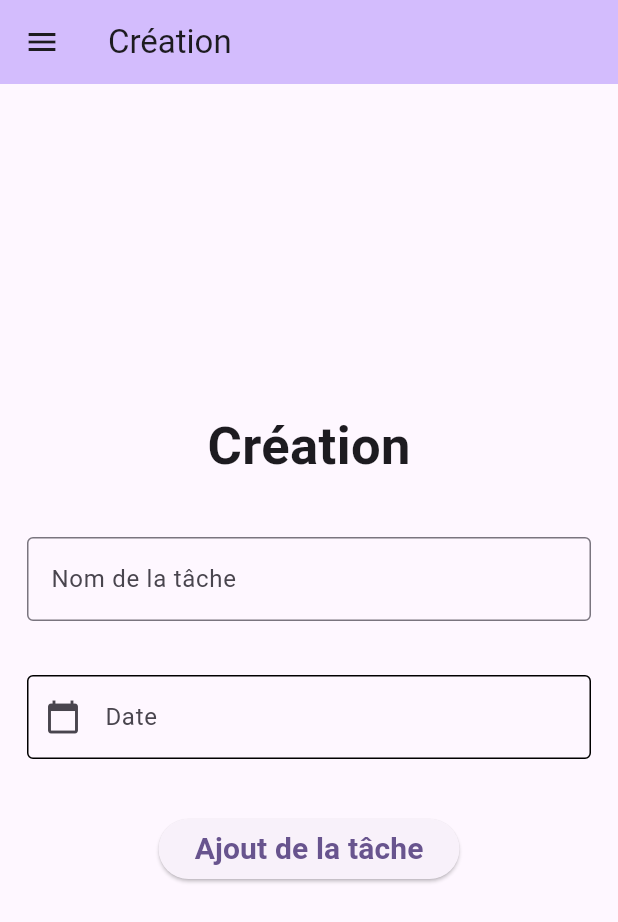
After one commit to SachaPN/420-5N6_TP3_PEPIN-NICOL_SACHA, a Flutter app: the EcranCreation screen opened directly, after a tap on "Ajout de la tâche", on a phone screen of 412 x 824 dp. The commit adds this screen. Shown: the top 922 px of the screen. Run offline on Flutter 3.47's test engine with Material 3 defaults, Android fonts, the phone set to English and light mode, and no system bars; our stand-ins replace cached_network_image, cloud_firestore, firebase_auth, firebase_core, google_sign_in; accounts and stored records are empty; network calls fail.

Commit message:
Progress Ajout de données
Il manque juste la validation.

```diff
--- a/tp3/lib/ecran_accueil.dart
+++ b/tp3/lib/ecran_accueil.dart
@@ -1,6 +1,7 @@
 import 'package:cached_network_image/cached_network_image.dart';
 import 'package:flutter/material.dart';
 import 'package:intl/intl.dart';
+import 'package:tp3/ecran_creation.dart';
 
 import 'tirroir_navigation.dart';
 
@@ -63,7 +64,12 @@ class _EcranAccueilState extends State<EcranAccueil> {
               margin: EdgeInsets.all(18),
               child: ElevatedButton(
                 onPressed: () {
-
+                  Navigator.pushReplacement(
+                    context,
+                    MaterialPageRoute(
+                      builder: (context) => const EcranCreation(),
+                    ),
+                  );
                 },
                 child: Text(
                   "Création d'une tâche",
--- /dev/null
+++ b/tp3/lib/ecran_creation.dart
@@ -0,0 +1,129 @@
+import 'package:firebase_auth/firebase_auth.dart';
+import 'package:flutter/material.dart';
+import 'package:tp3/service.dart';
+import 'package:tp3/transfert.dart';
+import 'ecran_accueil.dart';
+import 'tirroir_navigation.dart';
+
+class EcranCreation extends StatefulWidget {
+
+  const EcranCreation({super.key});
+
+  @override
+  State<EcranCreation> createState() => _EcranCreationState();
+}
+
+class _EcranCreationState extends State<EcranCreation> {
+
+  final TextEditingController textControllerTaskName = TextEditingController();
+  final TextEditingController _dateController = TextEditingController();
+
+  @override
+  Widget build(BuildContext context) {
+    return Scaffold(
+      drawer: TirroirNavigation(),
+      appBar: AppBar(
+        backgroundColor: Theme.of(context).colorScheme.inversePrimary,
+        title: Text('Création'),
+        leading: Builder(
+          builder: (context){
+            return IconButton(
+              icon: const Icon(Icons.menu),
+              onPressed: () {
+                Scaffold.of(context).openDrawer();
+              },
+            );
+          },
+        ),
+      ),
+      body: Center(
+        child: SingleChildScrollView(
+          child: Column(
+            mainAxisAlignment: MainAxisAlignment.center,
+            children: <Widget>[
+              Container(
+                margin: EdgeInsets.fromLTRB(18, 0, 18, 18),
+                child: Text(
+                  'Création',
+                  style: TextStyle(
+                    fontWeight: FontWeight.w700,
+                    fontSize: 35,
+                  ),
+                ),
+              ),
+              Container(
+                margin: EdgeInsets.all(18),
+                child: TextField(
+                  controller: textControllerTaskName,
+                  decoration: InputDecoration(
+                    border: OutlineInputBorder(),
+                    hintText: "Nom de la tâche",
+                  ),
+                ),
+              ),
+              Container(
+                margin: EdgeInsets.all(18),
+                child: TextField(
+                  controller: _dateController,
+                  decoration: InputDecoration(
+                    labelText: 'Date',
+                    filled: false,
+                    prefixIcon: Icon(Icons.calendar_today),
+                    enabledBorder: OutlineInputBorder(),
+                    focusedBorder: OutlineInputBorder(
+                        borderSide: BorderSide(color: Colors.deepPurpleAccent)
+                    ),
+                  ),
+                  readOnly: true,
+                  onTap: (){
+                    _selectDate();
+                  },
+                ),
+              ),
+              Container(
+                margin: EdgeInsets.all(18),
+                child: ElevatedButton(
+                  onPressed: () async {
+                    User? user = FirebaseAuth.instance.currentUser;
+                    Task task = Task();
+
+                    task.userid = user!.uid;
+                    task.name = textControllerTaskName.text;
+                    task.deadline = _dateController.text.toString();
+                    task.percentageDone = 0;
+                    task.percentageTimeSpent = 0;
+                    task.photoId = 0;
+
+                    addTask(task);
+                  },
+                  child: Text(
+                    'Ajout de la tâche',
+                    style: TextStyle(
+                      fontWeight: FontWeight.w600,
+                      fontSize: 20,
+                    ),
+                  ),
+                ),
+              ),
+            ],
+          ),
+        ),
+      ), // This trailing comma makes auto-formatting nicer for build methods.
+    );
+  }
+
+  Future<void> _selectDate() async {
+    DateTime? _picked = await showDatePicker(
+      context: context,
+      initialDate: DateTime.now(),
+      firstDate: DateTime(2000),
+      lastDate: DateTime(2100),
+    );
+
+    if(_picked != null){
+      setState(() {
+        _dateController.text = _picked.toString().split(" ")[0];
+      });
+    }
+  }
+}
--- /dev/null
+++ b/tp3/lib/service.dart
@@ -0,0 +1,29 @@
+
+import 'package:cloud_firestore/cloud_firestore.dart';
+import 'package:firebase_auth/firebase_auth.dart';
+import 'package:tp3/transfert.dart';
+
+CollectionReference<Task> getTasks(){
+  User? user = FirebaseAuth.instance.currentUser;
+
+  return FirebaseFirestore.instance
+      .collection('users')
+      .doc(user!.uid)
+      .collection('tasks')
+      .withConverter<Task>(
+        fromFirestore: (doc, _) => Task.fromJson(doc.data()!),
+        toFirestore: (task, _) => task.toJson(),
+  );
+}
+
+void addTask(Task task) async {
+
+  CollectionReference<Task> tasksCollection = getTasks();
+
+  //var gg = await tasksCollection.get();
+  //gg.docs.length
+
+
+  await tasksCollection.add(task);
+
+}
--- /dev/null
+++ b/tp3/lib/transfert.dart
@@ -0,0 +1,21 @@
+import 'package:intl/intl.dart';
+import 'package:json_annotation/json_annotation.dart';
+
+part 'transfert.g.dart';
+
+@JsonSerializable()
+class Task {
+  Task();
+
+  String userid = '';
+  String name = '';
+  int percentageDone = 0;
+  double percentageTimeSpent = 0;
+  String deadline = '';
+  int photoId = 0;
+
+  factory Task.fromJson(Map<String, dynamic> json) =>
+      _$TaskFromJson(json);
+
+  Map<String, dynamic> toJson() => _$TaskToJson(this);
+}
--- a/tp3/pubspec.yaml
+++ b/tp3/pubspec.yaml
@@ -41,6 +41,7 @@ dependencies:
   firebase_storage: ^12.1.0
   google_sign_in: ^6.2.1
   cached_network_image: ^3.3.1
+  json_annotation: ^4.8.1
   intl: any
 
 dev_dependencies:
@@ -53,6 +54,8 @@ dev_dependencies:
   # package. See that file for information about deactivating specific lint
   # rules and activating additional ones.
   flutter_lints: ^3.0.0
+  json_serializable: ^6.7.1
+  build_runner: ^2.4.6
 
 # For information on the generic Dart part of this file, see the
 # following page: https://dart.dev/tools/pub/pubspec
```
Also changed, not shown: tp3/lib/transfert.g.dart (added), tp3/pubspec.lock.
